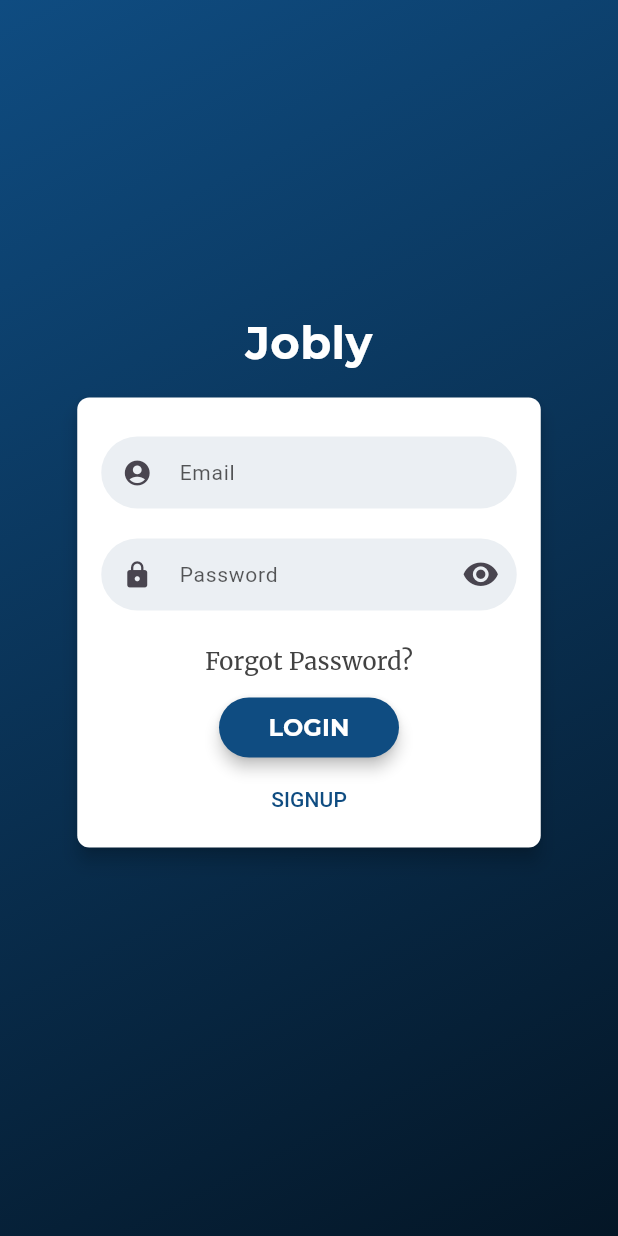
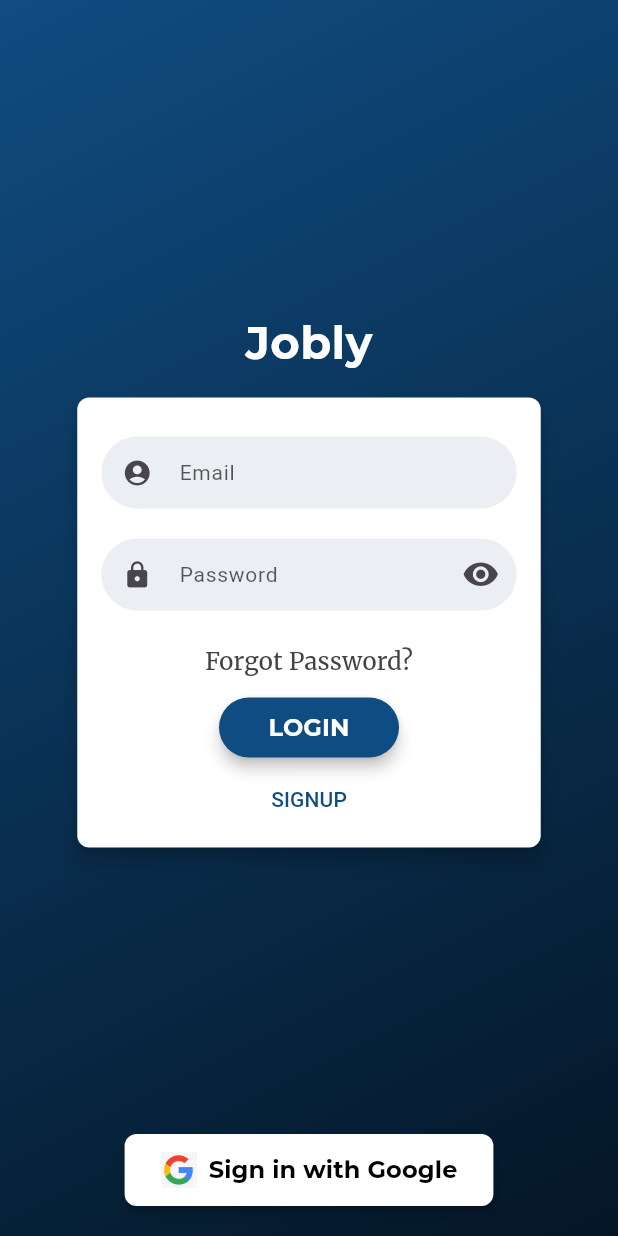
Before and after one commit to this-is-anas/jobly, a Flutter app: the screen it shows after launch, on a phone screen of 412 x 824 dp. Run offline on Flutter 3.47's test engine with Material 3 defaults, Android fonts, the phone set to English and light mode, and no system bars; drawn by our look-alikes of flutter_login; our stand-ins replace curved_navigation_bar, firebase_auth, firebase_core, google_fonts, google_sign_in; accounts and stored records are empty.

Commit message:
Added Google SignIn

```diff
--- a/lib/pages/login_page.dart
+++ b/lib/pages/login_page.dart
@@ -1,8 +1,8 @@
 import 'package:flutter/material.dart';
 import 'package:flutter_login/flutter_login.dart';
-import 'package:google_fonts/google_fonts.dart'; // Use Google Fonts for custom fonts
+import 'package:google_fonts/google_fonts.dart';
 import 'package:firebase_auth/firebase_auth.dart';
-
+import 'package:google_sign_in/google_sign_in.dart'; // Add this package
 import 'home_page.dart';
 
 class LoginPage extends StatelessWidget {
@@ -10,7 +10,7 @@
 
   Duration get loginTime => const Duration(milliseconds: 2250);
 
-  // Firebase Authentication methods
+  // Firebase Authentication for Email/Password
   Future<String?> _authUser(LoginData data) async {
     try {
       await FirebaseAuth.instance.signInWithEmailAndPassword(
@@ -44,17 +44,46 @@
     }
   }
 
+  // Google Sign-In
+  Future<void> _signInWithGoogle(BuildContext context) async {
+    try {
+      final GoogleSignInAccount? googleUser = await GoogleSignIn().signIn();
+      if (googleUser == null) return;
+
+      final GoogleSignInAuthentication googleAuth = await googleUser.authentication;
+      final OAuthCredential credential = GoogleAuthProvider.credential(
+        accessToken: googleAuth.accessToken,
+        idToken: googleAuth.idToken,
+      );
+
+      await FirebaseAuth.instance.signInWithCredential(credential);
+
+      // Navigate to HomePage after successful Google Sign-In
+      Navigator.of(context).pushReplacement(
+        MaterialPageRoute(builder: (context) => const HomePage()),
+      );
+    } catch (e) {
+      ScaffoldMessenger.of(context).showSnackBar(
+        SnackBar(content: Text('Google Sign-In failed: ${e.toString()}')),
+      );
+    }
+  }
+
   @override
   Widget build(BuildContext context) {
-    return FlutterLogin(
+    return Scaffold(
+      body: Stack(
+        children: [
+          // FlutterLogin UI
+          FlutterLogin(
             title: 'Jobly',
             onLogin: _authUser,
             onSignup: _registerUser,
             onRecoverPassword: _recoverPassword,
             onSubmitAnimationCompleted: () {
-        Navigator.of(context).pushReplacement(MaterialPageRoute(
-          builder: (context) => const HomePage(),
-        ));
+              Navigator.of(context).pushReplacement(
+                MaterialPageRoute(builder: (context) => const HomePage()),
+              );
             },
             theme: LoginTheme(
               primaryColor: const Color(0xFF0F4C81), // Classic Blue
@@ -88,6 +117,42 @@
                 ),
               ),
             ),
+          ),
+
+          // Google Sign-In Button (Positioned at the bottom)
+          Positioned(
+            left: 0,
+            right: 0,
+            bottom: 20,
+            child: Center(
+              child: ElevatedButton.icon(
+                onPressed: () => _signInWithGoogle(context),
+                style: ElevatedButton.styleFrom(
+                  backgroundColor: Colors.white,
+                  foregroundColor: Colors.black,
+                  padding: EdgeInsets.symmetric(horizontal: 24, vertical: 12),
+                  shape: RoundedRectangleBorder(
+                    borderRadius: BorderRadius.circular(8),
+                  ),
+                  elevation: 3,
+                ),
+                icon: Image.asset(
+                  'assets/images/google.png', // Add a Google logo asset
+                  height: 24,
+                  width: 24,
+                ),
+                label: Text(
+                  'Sign in with Google',
+                  style: GoogleFonts.montserrat(
+                    fontSize: 16,
+                    fontWeight: FontWeight.bold,
+                  ),
+                ),
+              ),
+            ),
+          ),
+        ],
+      ),
     );
   }
 }
--- a/pubspec.yaml
+++ b/pubspec.yaml
@@ -39,6 +39,7 @@
   firebase_auth: ^5.4.1
   google_fonts: ^6.2.1
   curved_navigation_bar: ^1.0.6
+  google_sign_in: ^6.2.2
 
 dev_dependencies:
   flutter_test:
@@ -63,8 +64,8 @@
   uses-material-design: true
 
   # To add assets to your application, add an assets section, like this:
-  # assets:
-  #   - images/a_dot_burr.jpeg
+  assets:
+     - assets/images/
   #   - images/a_dot_ham.jpeg
 
   # An image asset can refer to one or more resolution-specific "variants", see
```
Also changed, not shown: assets/images/google.png (added), pubspec.lock, 2 other files. Lines whose indentation alone changed are shown as unchanged.
